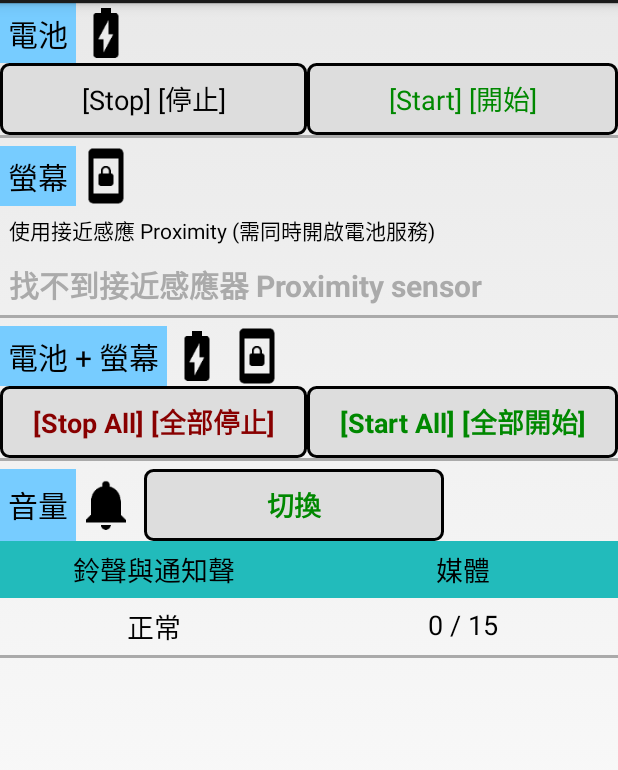
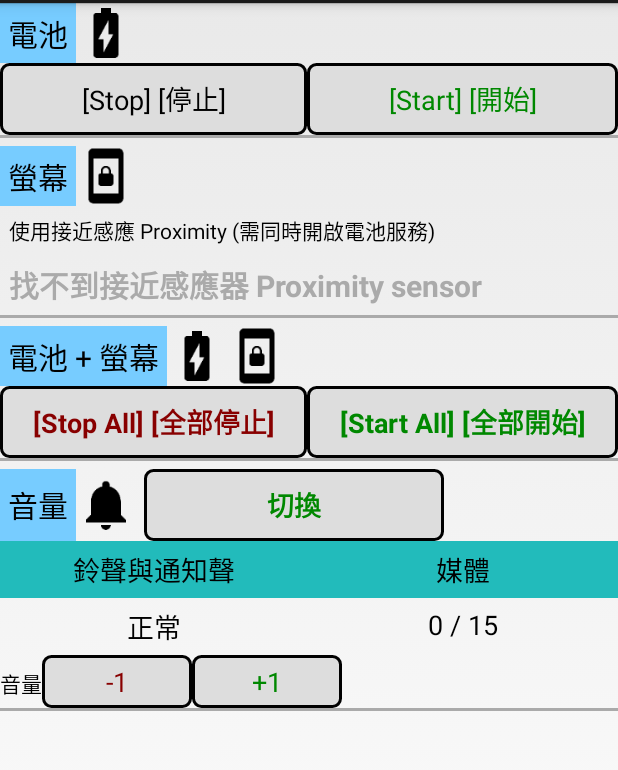
Before and after one commit to chenFlyingkite/MyBattery, an Android app: the screen it shows after launch (MainActivity), on a phone screen of 412 x 824 dp, the part 69-839 px from its top. Run offline under Robolectric (Android 15) with nearby library versions, the phone set to English and light mode, and no system bars.

Commit message:
Fix the unmute bug and add the volume +-1

```diff
--- a/app/build.gradle
+++ b/app/build.gradle
@@ -4,8 +4,8 @@ def libraryVersion = "28.0.0"
 def googlePlayVersion = "9.8.0"
 
 task MyBuildInfo {
-    ext.versionCode = 6
-    ext.versionName = "1.0.0.6"
+    ext.versionCode = 7
+    ext.versionName = "1.0.0.7"
     ext.APK_NAME = "MyBattery-${versionName}.apk"
 }
 
--- a/app/src/main/java/com/flyingkite/mybattery/MainActivity.java
+++ b/app/src/main/java/com/flyingkite/mybattery/MainActivity.java
@@ -140,6 +140,15 @@ public class MainActivity extends BaseActivity {
         ringer = findViewById(R.id.audioRingerIcon);
         musicMode = findViewById(R.id.audioMusic);
         ringerMode = findViewById(R.id.audioRinger);
+        findViewById(R.id.musicAdd).setOnClickListener((v) -> {
+            adjustStreamVolume(1);
+            showAudioState();
+        });
+        findViewById(R.id.musicMinus).setOnClickListener((v) -> {
+            adjustStreamVolume(-1);
+            showAudioState();
+        });
+
         final AudioManager am = audioManager;
 
         showAudioState();
@@ -147,9 +156,6 @@ public class MainActivity extends BaseActivity {
             if (am == null) return;
 
             final int mode = am.getRingerMode();
-            final int flag = AudioManager.FLAG_SHOW_UI
-                    | AudioManager.FLAG_PLAY_SOUND
-                    | AudioManager.FLAG_VIBRATE;
 
             int nextMode = mode;
             // -100 = AudioManager.ADJUST_MUTE
@@ -162,25 +168,40 @@ public class MainActivity extends BaseActivity {
                 direction = -100;
             } else {
                 nextMode = AudioManager.RINGER_MODE_NORMAL;
+                direction = 100;
                 if (mode == AudioManager.RINGER_MODE_SILENT) {
                     if (Build.VERSION.SDK_INT >= Build.VERSION_CODES.N) {
                         // From N onward, ringer mode adjustments that would toggle Do Not Disturb are not allowed
                         // unless the app has been granted Do Not Disturb Access.
                         // See AudioManager#setRingerMode()
                         nextMode = mode;
+                        direction = 0;
                     }
                 }
             }
 
             am.setRingerMode(nextMode);
-            am.adjustStreamVolume(AM_MUSIC, direction, flag);
+            adjustStreamVolume(direction);
 
             showAudioState();
         });
     }
 
+    private void adjustStreamVolume(int direction) {
+        final AudioManager am = audioManager;
+        if (am == null) return;
+        // -100 = AudioManager.ADJUST_MUTE
+        // 0 = AudioManager.ADJUST_SAME
+        // 100 = AudioManager.ADJUST_UNMUTE
+        final int flag = AudioManager.FLAG_SHOW_UI
+                | AudioManager.FLAG_PLAY_SOUND
+                | AudioManager.FLAG_VIBRATE;
+
+        am.adjustStreamVolume(AM_MUSIC, direction, flag);
+    }
+
     private void showAudioState() {
-        AudioManager am = audioManager;
+        final AudioManager am = audioManager;
 
         if (am == null) {
             musicMode.setText(R.string.na);
--- a/app/src/main/res/layout/activity_main.xml
+++ b/app/src/main/res/layout/activity_main.xml
@@ -106,8 +106,6 @@
 
                         <TextView
                             style="@style/baseText"
-                            android:layout_width="wrap_content"
-                            android:layout_height="wrap_content"
                             android:text="@string/time"/>
 
                         <EditText
@@ -259,6 +257,29 @@
             </LinearLayout>
         </LinearLayout>
 
+        <LinearLayout
+            android:layout_width="wrap_content"
+            android:layout_height="wrap_content"
+            android:orientation="horizontal">
+            <TextView
+                style="@style/baseText"
+                android:text="@string/audioManager"/>
+
+            <TextView
+                android:id="@+id/musicMinus"
+                style="@style/grayButton.smaller"
+                android:layout_width="@dimen/t100dp"
+                android:textColor="@color/textRed"
+                android:text="-1"/>
+
+            <TextView
+                android:id="@+id/musicAdd"
+                style="@style/grayButton.smaller"
+                android:layout_width="@dimen/t100dp"
+                android:textColor="@color/textGreen"
+                android:text="+1"/>
+        </LinearLayout>
+
         <View style="@style/separator"/>
 
     </LinearLayout>
--- a/app/src/main/res/values/styles.xml
+++ b/app/src/main/res/values/styles.xml
@@ -34,12 +34,13 @@
     </style>
 
     <style name="baseText">
+        <item name="android:layout_width">wrap_content</item>
+        <item name="android:layout_height">wrap_content</item>
         <item name="android:textColor">#000</item>
         <item name="android:gravity">center</item>
     </style>
     <style name="notificationText" parent="baseText">
         <item name="android:layout_width">match_parent</item>
-        <item name="android:layout_height">wrap_content</item>
     </style>
 
     <style name="notifText" parent="baseText">
```
